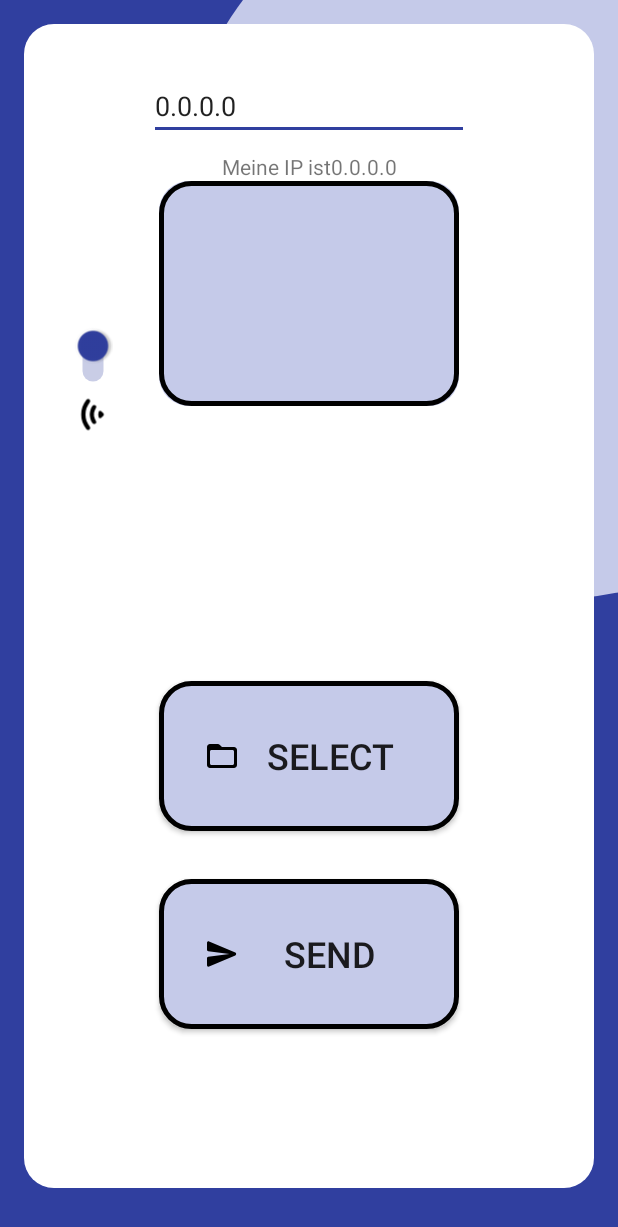
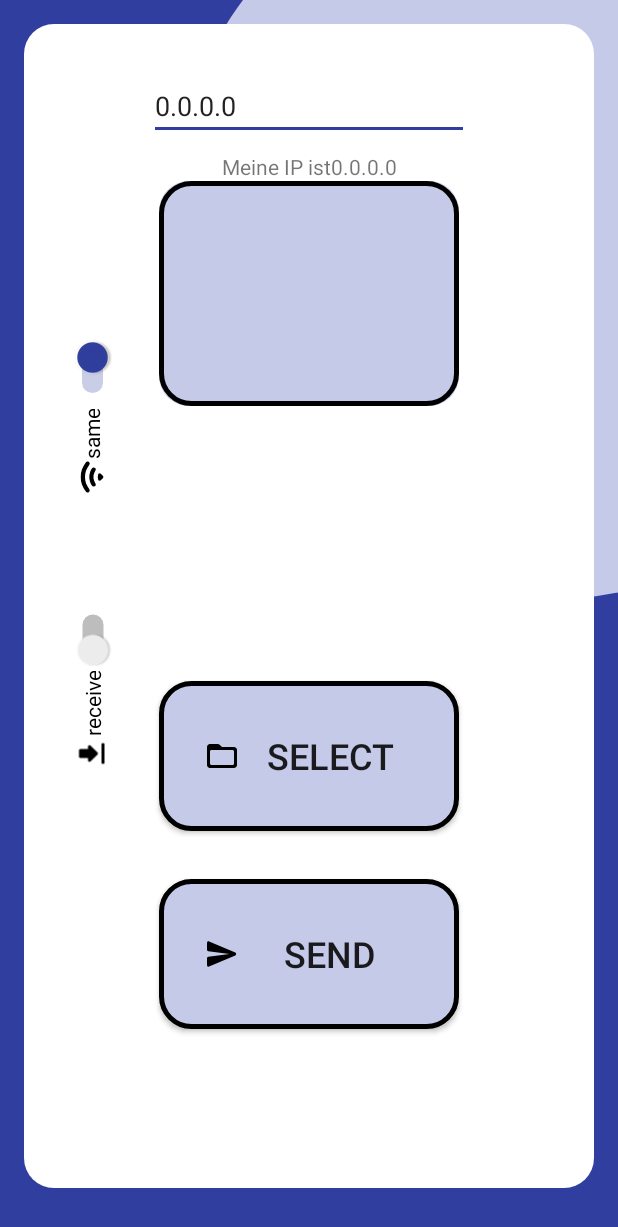
Before and after one commit to brokkoli71/SendApp, an Android app: the screen it shows after launch (MainActivity), on a phone screen of 412 x 824 dp. Shown: the top 1227 px of the screen. Run offline under Robolectric (Android 15) with nearby library versions, the phone set to English and light mode, and no system bars; libraries missing offline, so code that uses them is left out: pub.devrel.easypermissions.

Commit message:
added receiver parameter to server request and switch for when to look for receiving data

```diff
--- a/app/src/main/java/com/example/send/MainActivity.java
+++ b/app/src/main/java/com/example/send/MainActivity.java
@@ -15,6 +15,7 @@ import android.util.Log;
 import android.view.View;
 import android.view.ViewTreeObserver;
 import android.widget.Button;
+import android.widget.CompoundButton;
 import android.widget.EditText;
 import android.widget.ImageView;
 import android.widget.Switch;
@@ -43,7 +44,9 @@ public class MainActivity extends AppCompatActivity {
     EditText e1, e2;
     public ImageView imageView;
     Button buttonSend, buttonSelect;
-    Switch switch1;
+    Switch switch1, switch2;
+    Thread TCPReceiverThread;
+
     @Override
     protected void onCreate(Bundle savedInstanceState) {
         super.onCreate(savedInstanceState);
@@ -59,6 +62,7 @@ public class MainActivity extends AppCompatActivity {
         buttonSelect = findViewById(R.id.button2);
         imageView = findViewById(R.id.imageView);
         switch1 = findViewById(R.id.switch1);
+        switch2 = findViewById(R.id.switch2);
 
         buttonSend.setOnClickListener(new View.OnClickListener() {
             @Override
@@ -74,7 +78,8 @@ public class MainActivity extends AppCompatActivity {
                         tcpSender.execute(sendingTaskData);
                         Toast.makeText(getApplicationContext(), "sending "+sendingTaskData.getBytes()+" Bytes over TCP", Toast.LENGTH_SHORT).show();
                     }else{
-                        ServerSender serverSender = new ServerSender(getString(R.string.server_url), MainActivity.this, getString(R.string.pwd));
+                        String receiver = e2.getText().toString();
+                        ServerSender serverSender = new ServerSender(getString(R.string.server_url), MainActivity.this, getString(R.string.pwd), receiver);
                         serverSender.execute(sendingTaskData);
                         Toast.makeText(getApplicationContext(), "sending "+sendingTaskData.getBytes()+" Bytes to Server", Toast.LENGTH_SHORT).show();
                     }
@@ -161,9 +166,15 @@ public class MainActivity extends AppCompatActivity {
         }
 
         tcpReceiver = new TCPReceiver(this);
+        TCPReceiverThread = new Thread(tcpReceiver);
+        TCPReceiverThread.start();
 
-        Thread myThread = new Thread(tcpReceiver);
-        myThread.start();
+        switch2.setOnCheckedChangeListener(new CompoundButton.OnCheckedChangeListener() {
+            @Override
+            public void onCheckedChanged(CompoundButton compoundButton, boolean b) {
+
+            }
+        });
     }
 
     private void getPermissions(){
--- a/app/src/main/java/com/example/send/ServerSender.java
+++ b/app/src/main/java/com/example/send/ServerSender.java
@@ -26,12 +26,14 @@ public class ServerSender extends AsyncTask<SendingTaskData, Void, String> {
     int dataType;
     byte[] byteData;
     String password;
+    String receiver;
 
     //Todo: add user ID to identify receiver
-    ServerSender(String url, MainActivity context, String password){
+    ServerSender(String url, MainActivity context, String password, String receiver){
             this.url = url;
             this.mainActivity = context;
             this.password = password;
+            this.receiver = receiver;
         }
     @Override
     protected String doInBackground(SendingTaskData... sendingTaskData) {
@@ -51,6 +53,7 @@ public class ServerSender extends AsyncTask<SendingTaskData, Void, String> {
             entityBuilder.addTextBody("data_type", Integer.toString(dataType));
             entityBuilder.addTextBody("file_name", fileName);
             entityBuilder.addTextBody("byte_size", Integer.toString(byteData.length));
+            entityBuilder.addTextBody("receiver", receiver);
 
 
             if(byteData != null)
--- a/app/src/main/java/com/example/send/TCPReceiver.java
+++ b/app/src/main/java/com/example/send/TCPReceiver.java
@@ -12,7 +12,6 @@ import java.net.ServerSocket;
 import java.net.Socket;
 
 public class TCPReceiver implements  Runnable {
-    private boolean lookingForData = true; //might get activated and deactivated in later versions
     private MainActivity mainActivity; //for making Toasts and setting imageView
 
     TCPReceiver(MainActivity mainActivity){
@@ -25,7 +24,7 @@ public class TCPReceiver implements  Runnable {
             ServerSocket serverSocket = new ServerSocket(9700);
             Log.w("receiver", "waiting for client");
 
-            while (lookingForData) {
+            while (true) {
                 Socket mySocket = serverSocket.accept();
                 Log.w("receiver", "new socket");
                 DataInputStream dis = new DataInputStream(mySocket.getInputStream());
@@ -84,6 +83,9 @@ public class TCPReceiver implements  Runnable {
             e.printStackTrace();
         }
     }
+
+
+
     private String saveData(String fileName, byte[] byteData){
         //create folder if not exists
         String stringFolder = Environment.getExternalStorageDirectory()+"/SendApp";
--- a/app/src/main/java/com/example/send/Todo.txt
+++ b/app/src/main/java/com/example/send/Todo.txt
@@ -9,6 +9,7 @@ outward appearance:
     name
     done: logo
 
+todo now: log file on server
 
 tidy up code:
     restructure colors.xml
--- /dev/null
+++ b/app/src/main/res/drawable/ic_save.xml
@@ -0,0 +1,9 @@
+<vector xmlns:android="http://schemas.android.com/apk/res/android"
+    android:width="24dp"
+    android:height="24dp"
+    android:viewportWidth="24"
+    android:viewportHeight="24">
+  <path
+      android:fillColor="#FF000000"
+      android:pathData="M16.59,9H15V4c0,-0.55 -0.45,-1 -1,-1h-4c-0.55,0 -1,0.45 -1,1v5H7.41c-0.89,0 -1.34,1.08 -0.71,1.71l4.59,4.59c0.39,0.39 1.02,0.39 1.41,0l4.59,-4.59c0.63,-0.63 0.19,-1.71 -0.7,-1.71zM5,19c0,0.55 0.45,1 1,1h12c0.55,0 1,-0.45 1,-1s-0.45,-1 -1,-1H6c-0.55,0 -1,0.45 -1,1z"/>
+</vector>
--- a/app/src/main/res/layout/content_main.xml
+++ b/app/src/main/res/layout/content_main.xml
@@ -85,14 +85,26 @@
         android:layout_height="29dp"
         android:checked="true"
         android:drawableStart="@drawable/ic_wifi"
-        android:paddingStart="30dip"
-        android:paddingEnd="26dip"
         android:rotation="270"
+        android:text="same"
         app:layout_constraintBottom_toBottomOf="parent"
         app:layout_constraintEnd_toStartOf="@+id/imageView"
         app:layout_constraintStart_toStartOf="parent"
         app:layout_constraintTop_toTopOf="parent"
-        app:layout_constraintVertical_bias="0.3" />
+        app:layout_constraintVertical_bias="0.32999998" />
+
+    <Switch
+        android:id="@+id/switch2"
+        android:layout_width="wrap_content"
+        android:layout_height="29dp"
+        android:layout_marginTop="150dp"
+        android:checked="false"
+        android:drawableStart="@drawable/ic_save"
+        android:rotation="270"
+        android:text="receive"
+        app:layout_constraintEnd_toEndOf="@+id/switch1"
+        app:layout_constraintStart_toStartOf="@+id/switch1"
+        app:layout_constraintTop_toBottomOf="@+id/switch1" />
     <!--android:background="@drawable/image_view_neumorph"-->
 
 </androidx.constraintlayout.widget.ConstraintLayout>
```
